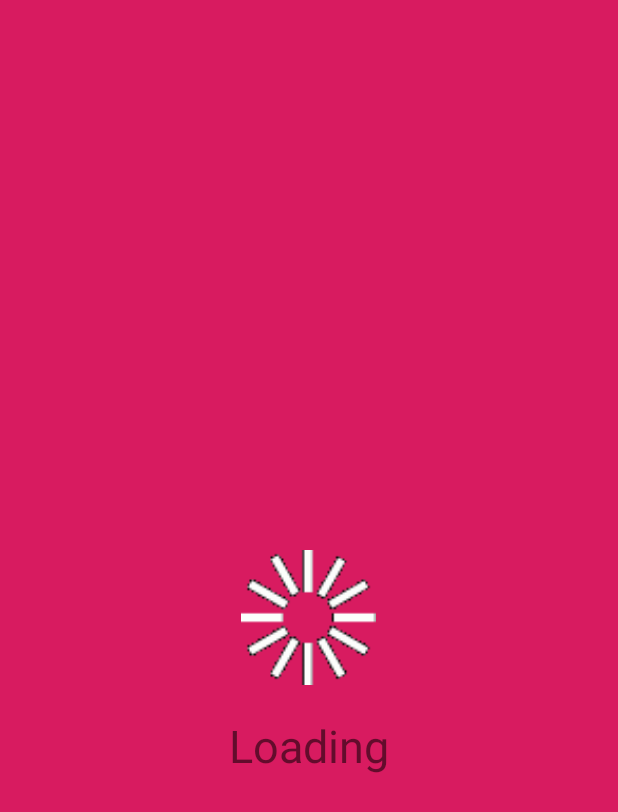
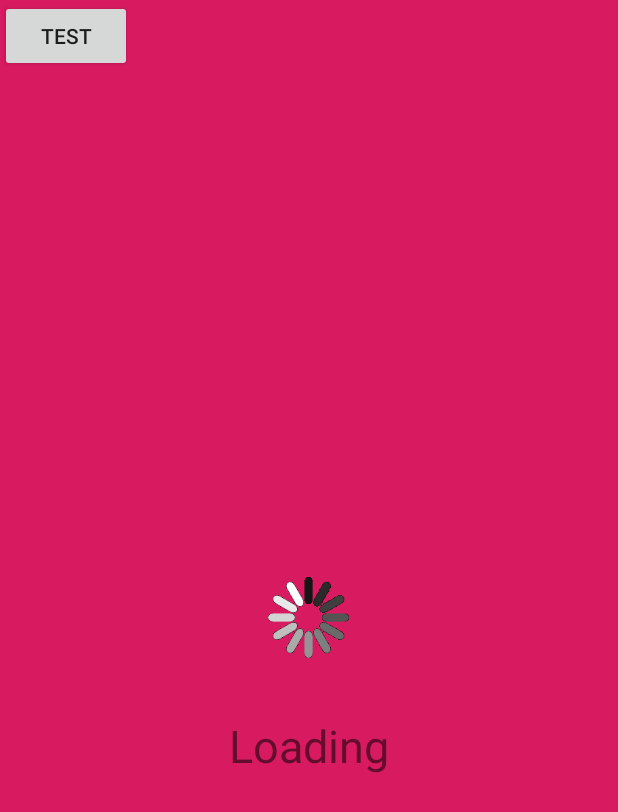
Before and after one commit to iamkushal/ProgressBar, an Android app: the layout activity_main.xml on its own in the app's theme, with its tools: preview values and no code run, on a phone screen of 412 x 824 dp. Shown: the top 812 px of the screen. Run offline under Robolectric (Android 15) with nearby library versions, the phone set to English and light mode, and no system bars.

```diff
--- a/app/src/main/AndroidManifest.xml
+++ b/app/src/main/AndroidManifest.xml
@@ -9,7 +9,8 @@
         android:roundIcon="@mipmap/ic_launcher_round"
         android:supportsRtl="true"
         android:theme="@style/AppTheme">
-        <activity android:name=".MainActivity">
+        <activity android:name=".MainActivity"
+            android:theme="@style/Theme.AppCompat.Dialog">
             <intent-filter>
                 <action android:name="android.intent.action.MAIN" />
 
--- a/app/src/main/res/layout/activity_main.xml
+++ b/app/src/main/res/layout/activity_main.xml
@@ -12,17 +12,24 @@
     <ImageView
         android:layout_width="90dp"
         android:layout_height="90dp"
-        android:id="@+id/imageView"
-        android:src="@drawable/ww"
+        android:id="@+id/image"
+        android:src="@drawable/cc"
         android:layout_centerInParent="true" />
 
     <TextView
         android:layout_width="match_parent"
         android:layout_height="wrap_content"
-        android:layout_below="@+id/imageView"
+        android:layout_below="@+id/image"
         android:text="Loading"
         android:textAlignment="center"
         android:layout_marginTop="20dp"
         android:textSize="30dp"/>
 
+    <Button
+        android:layout_width="wrap_content"
+        android:layout_height="wrap_content"
+        android:text="Test"
+        android:id="@+id/testButton"
+        />
+
 </RelativeLayout>
--- a/app/src/main/res/values/colors.xml
+++ b/app/src/main/res/values/colors.xml
@@ -3,4 +3,5 @@
     <color name="colorPrimary">#008577</color>
     <color name="colorPrimaryDark">#00574B</color>
     <color name="colorAccent">#D81B60</color>
+    <color name="cache_color">#00000000</color>
 </resources>
```
Also changed, not shown: app/src/main/java/com/example/progressdialog/MainActivity.java (+16 -2 lines), app/src/main/res/values/theme.xml (+1 -17 lines), app/src/main/res/drawable/a35.gif (deleted), app/src/main/res/drawable/asas.gif (deleted), app/src/main/res/drawable/frame_1.png (deleted), app/src/main/res/drawable/frame_2.png (deleted), app/src/main/res/drawable/frame_3.png (deleted), app/src/main/res/drawable/frame_4.png (deleted), app/src/main/res/drawable/frame_5.png (deleted), app/src/main/res/drawable/frame_6.png (deleted), app/src/main/res/drawable/ic_loading_white.gif (deleted), app/src/main/res/drawable/ww.gif (deleted), app/src/main/res/drawable/www.gif (deleted).
